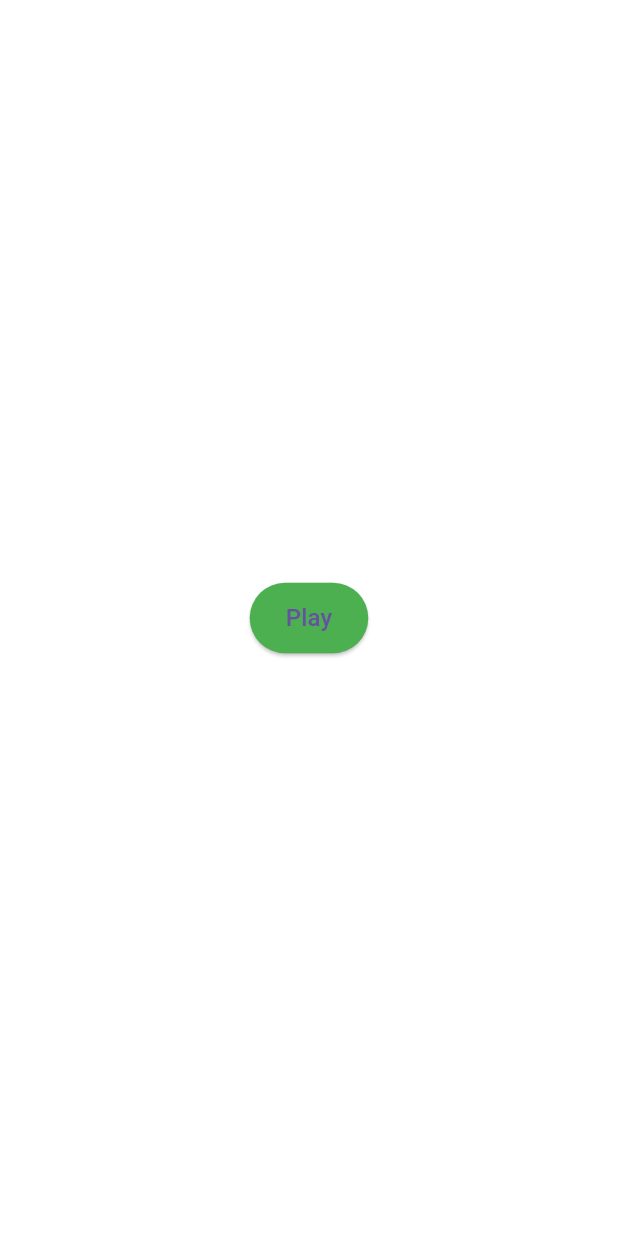
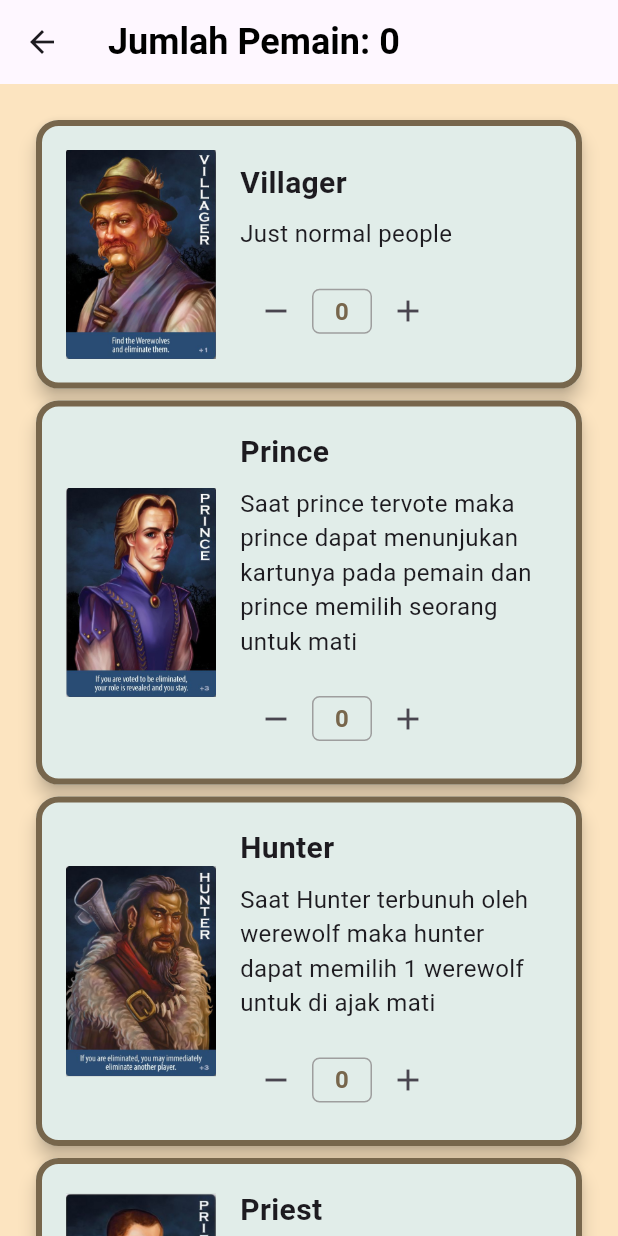
Before and after one commit to irawandwiarno/werewolf_moderator_app, a Flutter app: the screen it shows after launch, after a tap on "Play", on a phone screen of 412 x 824 dp. Run offline on Flutter 3.47's test engine with Material 3 defaults, Android fonts, the phone set to English and light mode, and no system bars; our stand-ins replace get, sqflite; missing offline and left inert: dart:ffi; accounts and stored records are empty.

Commit message:
feat(choose card): membuat halaman choose card untuk menyusun deks kartu yang akan di mainkan

```diff
--- a/lib/modules/game_screen/game_binding.dart
+++ b/lib/modules/game_screen/game_binding.dart
@@ -1,9 +1,8 @@
-import 'package:ww_moderator/modules/game_screen/game_management.dart';
+import 'package:ww_moderator/modules/select_card_role/select_card_controller.dart';
 import 'package:ww_moderator/shared/packages.dart';
 import 'package:ww_moderator/utils/components/controller/deks_card_controller.dart';
 import 'package:ww_moderator/utils/components/controller/promt_display_controller.dart';
 import 'package:ww_moderator/utils/components/controller/timer_controller.dart';
-import 'package:ww_moderator/utils/controler/role_controller/role_controller.dart';
 
 class GameBinding implements Bindings {
   @override
--- /dev/null
+++ b/lib/modules/select_card_role/select_card_controller.dart
@@ -0,0 +1,41 @@
+import 'dart:math';
+
+import 'package:ww_moderator/shared/packages.dart';
+import 'package:ww_moderator/utils/controler/role_controller/role_controller.dart';
+
+class SelectCardController extends GetxController {
+  var dataPlayer = RxList<BaseRole>([]);
+
+  var tempCard = <BaseRole>[].obs;
+
+  var listCardRole = <BaseRole>[
+    Villager(),
+    Prince(),
+    Hunter(),
+    Priest(),
+    Doppelganger(),
+    Troblemaker(),
+    Spellcaster(),
+    Seer(),
+    MysticSeer(),
+    Bodyguard(),
+    Witch(),
+    Werewolf()
+  ];
+
+
+  int getRandomIndex(List<BaseRole> players, {int? excludeId}) {
+    if (players.isEmpty) {
+      throw Exception("The players list is empty.");
+    }
+    Random random = Random();
+    int randomIndex = random.nextInt(players.length);
+
+    if (excludeId != null && players[randomIndex].dataCard.id == excludeId) {
+      return getRandomIndex(players,
+          excludeId: excludeId); // Recursively call the function
+    }
+
+    return randomIndex;
+  }
+}
--- a/lib/modules/select_card_role/select_card_role_binding.dart
+++ b/lib/modules/select_card_role/select_card_role_binding.dart
@@ -1,24 +1,10 @@
+import 'package:ww_moderator/modules/select_card_role/select_card_controller.dart';
 import 'package:ww_moderator/shared/packages.dart';
-import 'package:ww_moderator/utils/controler/role_controller/bodyguard.dart';
-import 'package:ww_moderator/utils/controler/role_controller/mistyc_seer.dart';
-import 'package:ww_moderator/utils/controler/role_controller/role_controller.dart';
-import 'package:ww_moderator/utils/controler/role_controller/werewolf.dart';
-import 'package:ww_moderator/utils/controler/role_controller/witch.dart';
+import 'package:ww_moderator/utils/components/controller/card_plus_min_controller.dart';
 
 class SelectCardRoleBinding implements Bindings {
   @override
   void dependencies() {
-    Get.put(Villager(), tag: "villager1");
-    Get.put(Villager(), tag: "villager2");
-    Get.put(Villager(), tag: "villager3");
-    Get.put(Troblemaker(), tag: "troblemaker1");
-    Get.put(Hunter(), tag: "hunter1");
-    Get.put(Seer(), tag: "seer1");
-    Get.put(Werewolf(), tag: "werewolf1");
-    Get.put(Werewolf(), tag: "werewolf2");
-    Get.put(Bodyguard(), tag: "bodyguard1");
-    Get.put(MysticSeer(),tag: "mysticseer1");
-    Get.put(Witch(),tag: "witch1");
-
+    Get.put(SelectCardController());
   }
 }
--- a/lib/modules/select_card_role/select_card_role_view.dart
+++ b/lib/modules/select_card_role/select_card_role_view.dart
@@ -1,81 +1,36 @@
-import 'dart:math';
-
 import 'package:ww_moderator/config/config.dart';
 import 'package:ww_moderator/modules/game_screen/game_management.dart';
+import 'package:ww_moderator/modules/select_card_role/select_card_controller.dart';
 import 'package:ww_moderator/shared/packages.dart';
-import 'package:ww_moderator/utils/controler/role_controller/cursed.dart';
-import 'package:ww_moderator/utils/controler/role_controller/doppelganger.dart';
-import 'package:ww_moderator/utils/controler/role_controller/drunk.dart';
-import 'package:ww_moderator/utils/controler/role_controller/priest.dart';
-import 'package:ww_moderator/utils/controler/role_controller/bodyguard.dart';
-import 'package:ww_moderator/utils/controler/role_controller/mistyc_seer.dart';
-import 'package:ww_moderator/utils/controler/role_controller/prince.dart';
-import 'package:ww_moderator/utils/controler/role_controller/role_controller.dart';
-import 'package:ww_moderator/utils/controler/role_controller/spellcaster.dart';
-import 'package:ww_moderator/utils/controler/role_controller/werewolf.dart';
-import 'package:ww_moderator/utils/controler/role_controller/witch.dart';
+import 'package:ww_moderator/utils/components/cards/card_plus_min.dart';
+import 'package:ww_moderator/utils/components/controller/card_plus_min_controller.dart';
 
-class SelectCardRoleView extends StatelessWidget {
+class SelectCardRoleView extends GetView<SelectCardController> {
   SelectCardRoleView({super.key});
-
-  var dataPlayer = RxList<BaseRole>([
-    Get.find<Villager>(tag: "villager1"),
-    Get.find<Villager>(tag: "villager2"),
-    Get.find<Hunter>(tag: "hunter1"),
-    Get.find<Seer>(tag: "seer1"),
-    Get.find<Werewolf>(tag: "werewolf1"),
-    Get.find<Werewolf>(tag: "werewolf2"),
-    Get.find<Bodyguard>(tag: "bodyguard1"),
-    Get.find<MysticSeer>(tag: "mysticseer1"),
-    Get.find<Witch>(tag: "witch1"),
-    Get.put(Spellcaster(),tag: "spellcaster1"),
-    Get.put(Priest(),tag: "priest1"),
-    Get.put(Prince(),tag: "prince1"),
-    Get.put(Troblemaker(),tag: "troblemaker1"),
-    Get.put(Doppelganger(),tag: "doppelganger1"),
-    Get.put(Cursed(),tag: "cursed1"),
-  ]);
-
-  int getRandomIndex(List<BaseRole> players, {int? excludeId}) {
-    if (players.isEmpty) {
-      throw Exception("The players list is empty.");
-    }
-    Random random = Random();
-    int randomIndex = random.nextInt(players.length);
-
-    if (excludeId != null && players[randomIndex].dataCard.id == excludeId) {
-      return getRandomIndex(players, excludeId: excludeId); // Recursively call the function
-    }
-
-    return randomIndex;
-  }
-
 
   @override
   Widget build(BuildContext context) {
-    GameManagement gameManagement = Get.find<GameManagement>(tag: "GM");
     return SafeArea(
-        child: Center(
-      child: ElevatedButton(
-        onPressed: () {
-          gameManagement.addDataPlayer(
-              dataPlayer: dataPlayer);
-          Get.toNamed(RouteName.gameScreen);
-        },
-        style: ElevatedButton.styleFrom(
-          backgroundColor: Colors.green, // Background color
-          overlayColor: Colors.white, // Text color
-          shape: RoundedRectangleBorder(
-            borderRadius: BorderRadius.circular(30.0), // Rounded corners
+        child: Scaffold(
+          backgroundColor: MyColors.backgroundApp,
+      appBar: AppBar(
+        title: Obx(
+          () => Text(
+            "Jumlah Pemain: ${controller.tempCard.length}",
+            style: MyText.h3(),
           ),
-          padding: const EdgeInsets.symmetric(
-              horizontal: 24, vertical: 12), // Padding
-        ),
-        child: const Text(
-          'Play',
-          style: TextStyle(fontSize: 16),
         ),
       ),
+      body: ListView.builder(
+        padding: EdgeInsets.symmetric(horizontal: 20, vertical: 20),
+          itemCount: controller.listCardRole.length,
+          itemBuilder: (context, index) {
+            Get.put(CardPlusMinController(), tag: "CPMC$index");
+            return CardPlusMin(
+              cardRole: controller.listCardRole[index],
+              tag: "CPMC$index",
+            );
+          }),
     ));
   }
 }
--- /dev/null
+++ b/lib/utils/components/cards/card_plus_min.dart
@@ -0,0 +1,88 @@
+import 'package:ww_moderator/config/config.dart';
+import 'package:ww_moderator/shared/packages.dart';
+import 'package:ww_moderator/utils/components/controller/card_plus_min_controller.dart';
+import 'package:ww_moderator/utils/controler/role_controller/role_controller.dart';
+
+class CardPlusMin extends StatelessWidget {
+  CardPlusMin({required this.cardRole, required this.tag});
+  final BaseRole cardRole;
+  final String tag;
+
+  @override
+  Widget build(BuildContext context) {
+    final CardPlusMinController controller = Get.find<CardPlusMinController>(tag: tag);
+    return Card(
+      color: MyColors.bgCard,
+      shape: RoundedRectangleBorder(
+        borderRadius: BorderRadius.circular(15.0),
+      ),
+      elevation: 5,
+      child: Container(
+        decoration: BoxDecoration(
+          border: Border.all(color: MyColors.outline, width: 4), // Outline color and width
+          borderRadius: BorderRadius.circular(15.0), // Same as Card's borderRadius
+        ),
+        padding: EdgeInsets.all(16.0),
+        child: Row(
+          children: [
+            // Image section
+            Container(
+              width: 100,
+              color: Colors.grey, // Placeholder for the image
+              child: Image.asset(
+                cardRole.dataCard.image, // Replace with your image URL
+                fit: BoxFit.cover,
+              ),
+            ),
+            SizedBox(width: 16.0),
+            // Content section
+            Expanded(
+              child: Column(
+                crossAxisAlignment: CrossAxisAlignment.start,
+                children: [
+                  Text(
+                    cardRole.dataCard.roleName,
+                    style: TextStyle(fontSize: 20, fontWeight: FontWeight.bold),
+                  ),
+                  SizedBox(height: 8.0),
+                  Text(
+                    cardRole.dataCard.description,
+                    style: TextStyle(fontSize: 16),
+                  ),
+                  SizedBox(height: 16.0),
+                  Row(
+                    children: [
+                      IconButton(
+                        icon: Icon(Icons.remove),
+                        onPressed: () => controller.min(cardRole),
+                      ),
+                      Container(
+                        width: 40,
+                        height: 30,
+                        alignment: Alignment.center,
+                        decoration: BoxDecoration(
+                          border: Border.all(color: Colors.grey),
+                          borderRadius: BorderRadius.circular(5.0),
+                        ),
+                        child: Obx(
+                          () => Text(
+                            controller.count.value.toString(),
+                            style: MyText.title(color: MyColors.outline),
+                          ),
+                        ),
+                      ),
+                      IconButton(
+                        icon: Icon(Icons.add),
+                        onPressed: () => controller.plus(cardRole),
+                      ),
+                    ],
+                  ),
+                ],
+              ),
+            ),
+          ],
+        ),
+      ),
+    );
+  }
+}
--- /dev/null
+++ b/lib/utils/components/controller/card_plus_min_controller.dart
@@ -0,0 +1,22 @@
+import 'package:ww_moderator/modules/select_card_role/select_card_controller.dart';
+import 'package:ww_moderator/shared/packages.dart';
+import 'package:ww_moderator/utils/controler/role_controller/role_controller.dart';
+
+class CardPlusMinController extends GetxController {
+  TextEditingController textEditingController = TextEditingController();
+  SelectCardController selectCardController = Get.find<SelectCardController>();
+
+  var count = 0.obs;
+
+  void plus(BaseRole cardRole) {
+    selectCardController.tempCard.add(cardRole);
+    count.value++;
+  }
+
+  void min(BaseRole cardRole) {
+    if (count.value > 0) {
+      selectCardController.tempCard.remove(cardRole);
+      count.value--;
+    }
+  }
+}
--- a/lib/utils/controler/role_controller/doppelganger.dart
+++ b/lib/utils/controler/role_controller/doppelganger.dart
@@ -13,7 +13,7 @@ class Doppelganger extends BaseRole {
                 id: RoleId.doppelganger,
                 roleName: "Doppelganger",
                 description:
-                    "Nenilih pemain lain untuk di copy saat pemain tersebut mati",
+                    "Nemilih pemain lain untuk di copy saat pemain tersebut mati",
                 image: "assets/image/role/doppelganger.jpg"),
             defaultPerintah: "Next aja");
 
--- a/lib/utils/controler/role_controller/prince.dart
+++ b/lib/utils/controler/role_controller/prince.dart
@@ -13,7 +13,7 @@ class Prince extends BaseRole {
                 id: RoleId.prince,
                 roleName: "Prince",
                 description:
-                    "Saat prince tervote maka prince dapat menunjukan kartunya pada pemain dan vote terbatalkan",
+                    "Saat prince tervote maka prince dapat menunjukan kartunya pada pemain dan prince memilih seorang untuk mati",
                 image: "assets/image/role/prince.jpg"),
             defaultPerintah: "Next aja");
 
--- a/lib/utils/controler/role_controller/role_controller.dart
+++ b/lib/utils/controler/role_controller/role_controller.dart
@@ -3,3 +3,14 @@ export 'troblemaker.dart';
 export 'villager.dart';
 export 'seer.dart';
 export 'hunter.dart';
+export 'bodyguard.dart';
+export 'cursed.dart';
+export 'day_section.dart';
+export 'doppelganger.dart';
+export 'drunk.dart';
+export 'mistyc_seer.dart';
+export 'priest.dart';
+export 'prince.dart';
+export 'spellcaster.dart';
+export 'werewolf.dart';
+export 'witch.dart';
--- a/lib/utils/controler/role_controller/troblemaker.dart
+++ b/lib/utils/controler/role_controller/troblemaker.dart
@@ -12,7 +12,7 @@ class Troblemaker extends BaseRole {
                 id: RoleId.troblemaker,
                 roleName: "Troblemaker",
                 description:
-                    "Troublemaker memiliki kemampuan untuk menukar kartu peran dua pemain lain selama fase malam, tanpa melihat kartu-kartu tersebut",
+                    "Troblemaker dapat membunuh 1 pemain dalam permain",
                 image: "assets/image/role/troublemaker.jpg"),
   defaultPerintah: "Gunakan kekuatan untuk membunuh player 1 kali dalam permainan"
   );
```
